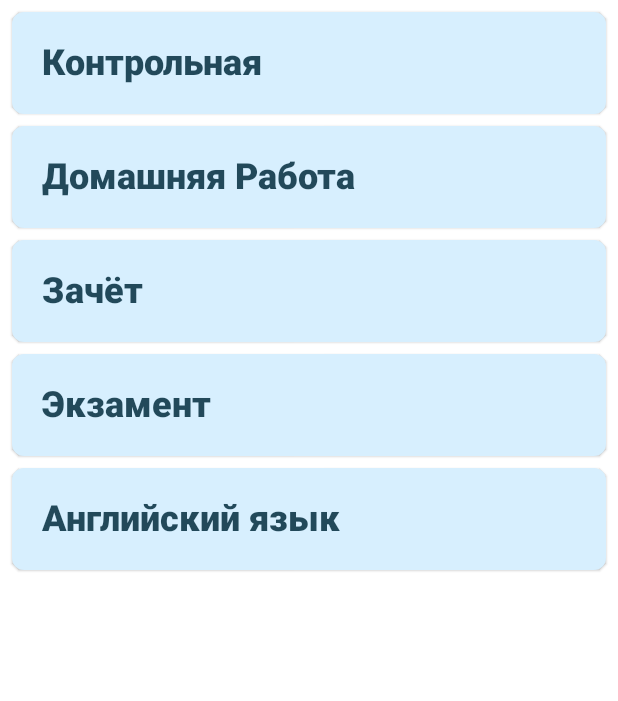
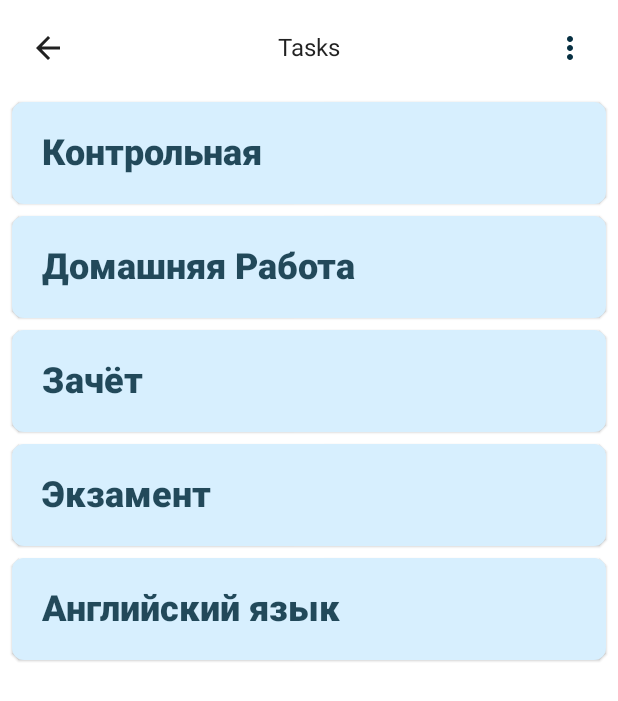
Before and after one commit to cryoggen/Student-Control, an Android app built with Jetpack Compose: the screen it shows after launch (MainActivity), after a tap on "Русский язык", on a phone screen of 412 x 824 dp. Shown: the top 701 px of the screen. Run offline under Robolectric (Android 15) with nearby library versions, the light colour scheme and no system bars.

Commit message:
Add navbar

```diff
--- a/app/src/main/java/com/example/studentcontrol/ui/edit/NewPracticeEditField.kt
+++ b/app/src/main/java/com/example/studentcontrol/ui/edit/NewPracticeEditField.kt
@@ -20,12 +20,12 @@ enum class EditFieldStatus {
 fun NewPracticeEditField(
     value: String,
     onValueChange: (String) -> Unit,
-    onDeleteEditField: () -> Unit ={},
+    onDeleteEditField: () -> Unit = {},
     keyboardOptions: KeyboardOptions,
-    modifier: Modifier = Modifier,
     placeholder: Int,
     editFieldStatus: EditFieldStatus,
 ) {
+
     Row(
         modifier = Modifier
             .padding(4.dp)
--- /dev/null
+++ b/app/src/main/java/com/example/studentcontrol/ui/navbar/IcoLeftNavbar.kt
@@ -0,0 +1,37 @@
+package com.example.studentcontrol.ui.navbar
+
+import androidx.compose.foundation.layout.Box
+import androidx.compose.foundation.layout.padding
+import androidx.compose.material.Icon
+import androidx.compose.material.IconButton
+import androidx.compose.material.icons.Icons
+import androidx.compose.material.icons.filled.ArrowBack
+import androidx.compose.material.icons.filled.House
+import androidx.compose.runtime.Composable
+import androidx.compose.ui.Modifier
+import androidx.compose.ui.graphics.vector.ImageVector
+import androidx.compose.ui.res.stringResource
+import androidx.compose.ui.unit.dp
+import com.example.studentcontrol.R
+
+@Composable
+fun IcoLeftNavbar(icoLeftOnClick: () -> Unit, iconLeft: ImageVector) {
+    Box(
+        modifier = Modifier
+            .padding(0.dp)
+    ) {
+        if (iconLeft != Icons.Filled.House) {
+            IconButton(onClick = icoLeftOnClick) {
+                Icon(
+                    iconLeft,
+                    contentDescription = stringResource(id = R.string.nav_bar_arrow_back_description)
+                )
+            }
+        } else {
+            IconButton(onClick = { }, enabled = false) {
+
+            }
+        }
+
+    }
+}
--- /dev/null
+++ b/app/src/main/java/com/example/studentcontrol/ui/navbar/IcoRightNavbar.kt
@@ -0,0 +1,31 @@
+package com.example.studentcontrol.ui.navbar
+
+import androidx.compose.foundation.layout.Box
+import androidx.compose.foundation.layout.padding
+import androidx.compose.material.Icon
+import androidx.compose.material.IconButton
+import androidx.compose.material.MaterialTheme
+import androidx.compose.runtime.Composable
+import androidx.compose.ui.Modifier
+import androidx.compose.ui.graphics.Color
+import androidx.compose.ui.graphics.painter.Painter
+import androidx.compose.ui.graphics.vector.ImageVector
+import androidx.compose.ui.res.stringResource
+import androidx.compose.ui.unit.dp
+import com.example.studentcontrol.R
+
+@Composable
+fun IcoRightNavbar(icoRightOnClick: () -> Unit, iconRight: ImageVector, tintIconRight: Color) {
+    Box(
+        modifier = Modifier
+            .padding(0.dp)
+    ) {
+        IconButton(onClick = icoRightOnClick) {
+            Icon(
+                iconRight,
+                tint = tintIconRight,
+                contentDescription = stringResource(id = R.string.nav_bar_menu_description)
+            )
+        }
+    }
+}
--- /dev/null
+++ b/app/src/main/java/com/example/studentcontrol/ui/navbar/Navbar.kt
@@ -0,0 +1,43 @@
+package com.example.studentcontrol.ui.navbar
+
+import androidx.compose.foundation.layout.*
+import androidx.compose.material.MaterialTheme
+import androidx.compose.runtime.*
+import androidx.compose.ui.Alignment
+import androidx.compose.ui.Modifier
+import androidx.compose.ui.graphics.Color
+import androidx.compose.ui.graphics.vector.ImageVector
+import androidx.compose.ui.unit.dp
+
+
+@Composable
+fun Navbar(
+    icoLeftOnClick: () -> Unit,
+    iconLeft: ImageVector,
+    text: String,
+    icoRightOnClick: () -> Unit,
+    iconRight: ImageVector,
+    tintIconRight: Color = MaterialTheme.colors.onPrimary
+) {
+    Row(
+        modifier = Modifier.padding(8.dp)
+    ) {
+        IcoLeftNavbar(icoLeftOnClick = icoLeftOnClick, iconLeft = iconLeft)
+        Column(
+            modifier = Modifier
+                .weight(1f)
+                .align(Alignment.CenterVertically),
+            verticalArrangement = Arrangement.Center,
+            horizontalAlignment = Alignment.CenterHorizontally
+        ) {
+            TextCenterNavbar(text = text)
+        }
+        IcoRightNavbar(
+            icoRightOnClick = icoRightOnClick,
+            iconRight = iconRight,
+            tintIconRight = tintIconRight
+        )
+
+    }
+
+}
--- /dev/null
+++ b/app/src/main/java/com/example/studentcontrol/ui/navbar/TextCenterNavbar.kt
@@ -0,0 +1,20 @@
+package com.example.studentcontrol.ui.navbar
+
+import androidx.compose.foundation.layout.Box
+import androidx.compose.foundation.layout.padding
+import androidx.compose.material.Text
+import androidx.compose.runtime.Composable
+import androidx.compose.ui.Modifier
+import androidx.compose.ui.unit.dp
+
+
+
+@Composable
+fun TextCenterNavbar(text: String) {
+    Box(
+        modifier = Modifier
+            .padding(4.dp)
+    ) {
+        Text(text = text )
+    }
+}
--- a/app/src/main/java/com/example/studentcontrol/ui/navhost/NavHost.kt
+++ b/app/src/main/java/com/example/studentcontrol/ui/navhost/NavHost.kt
@@ -1,25 +1,54 @@
 package com.example.studentcontrol.ui.navhost
 
+import androidx.compose.foundation.layout.Column
+import androidx.compose.foundation.layout.Spacer
+import androidx.compose.foundation.layout.height
+import androidx.compose.foundation.layout.padding
+import androidx.compose.material.MaterialTheme
+import androidx.compose.material.icons.Icons
+import androidx.compose.material.icons.filled.*
 import androidx.compose.runtime.*
 import androidx.compose.ui.Modifier
+import androidx.compose.ui.res.stringResource
+import androidx.compose.ui.tooling.preview.Preview
+import androidx.compose.ui.unit.dp
 import androidx.navigation.compose.composable
 import androidx.navigation.compose.rememberNavController
 import com.example.studentcontrol.NewPracticeScreen
 import com.example.studentcontrol.StartScreen
+import com.example.studentcontrol.ui.navbar.Navbar
+import com.example.studentcontrol.R
+import com.example.studentcontrol.ui.theme.StudentControlTheme
 
-enum class AppStatus {
-    PRACTICES, TASKS, STUDENTS, NEW_PRACTICE
+enum class ListStatus {
+    PRACTICES, TASKS, STUDENTS
 }
 
 val testListPractices =
-    listOf("Русский язык", "Алгебра", "Природоведенье", "Литература", "Английский язык")
+    listOf(
+        "Русский язык",
+        "Алгебра",
+        "Природоведенье",
+        "Литература",
+        "Английский язык",
+        "Русский язык",
+        "Алгебра",
+        "Природоведенье",
+        "Литература",
+        "Английский язык",
+        "Русский язык",
+        "Алгебра",
+        "Природоведенье",
+        "Литература",
+        "Английский язык"
+    )
 val testListTasks =
     listOf("Контрольная", "Домашняя Работа", "Зачёт", "Экзамент", "Английский язык")
 val testListStudents =
     listOf("Иванов", "Петров", "Сидоров", "Круглов", "Светлов")
 
 @Composable
-fun NavHost( modifier: Modifier = Modifier) {
+fun NavHost(modifier: Modifier = Modifier) {
     val navController = rememberNavController()
     androidx.navigation.compose.NavHost(
         navController = navController,
@@ -27,34 +56,106 @@ fun NavHost( modifier: Modifier = Modifier) {
         modifier = modifier
     ) {
         composable("list_practices") {
+            Column(modifier = Modifier.padding(0.dp)) {
+                Navbar(icoLeftOnClick = {},
+                    iconLeft = Icons.Filled.House,
+                    text = stringResource(id = R.string.navbar_practices_text),
+                    iconRight = Icons.Filled.Person
+                    ,
+                    icoRightOnClick = {})
                 StartScreen(
                     listItems = testListPractices,
                     onClickItemList = { navController.navigate("list_tasks") },
                     onClickFloatingButton = { navController.navigate("new_item_screen") },
-                appStatus = AppStatus.PRACTICES
+                    appStatus = ListStatus.PRACTICES
                 )
+                Spacer(Modifier.height(64.dp))
+            }
+        }
 
-        }
         composable("list_tasks") {
+            Column() {
+                Navbar(icoLeftOnClick = { navController.navigate("list_practices") },
+                    iconLeft = Icons.Filled.ArrowBack,
+                    text = stringResource(id = R.string.navbar_tasks_text),
+                    iconRight = Icons.Filled.MoreVert,
+                    icoRightOnClick = {})
                 StartScreen(
                     listItems = testListTasks,
                     onClickItemList = {
                         navController.navigate("list_students")
                     },
-                appStatus = AppStatus.TASKS
+                    appStatus = ListStatus.TASKS
                 )
             }
+        }
         composable("list_students") {
+            Column() {
+                Navbar(icoLeftOnClick = { navController.navigate("list_tasks") },
+                    iconLeft = Icons.Filled.ArrowBack,
+                    text = stringResource(id = R.string.navbar_students_text),
+                    iconRight = Icons.Filled.MoreVert,
+                    icoRightOnClick = {})
                 StartScreen(
                     listItems = testListStudents,
                     onClickItemList = {
 
-                }, appStatus = AppStatus.STUDENTS
+                    }, appStatus = ListStatus.STUDENTS
                 )
             }
-
+        }
         composable("new_item_screen") {
+            Column() {
+                Navbar(
+                    icoLeftOnClick = { navController.navigate("list_practices") },
+                    iconLeft = Icons.Filled.ArrowBack,
+                    text = stringResource(id = R.string.new_practice),
+                    iconRight = Icons.Filled.Check,
+                    icoRightOnClick = {},
+                    tintIconRight = MaterialTheme.colors.secondary
+                )
                 NewPracticeScreen()
             }
         }
     }
+}
+
+@Preview(showBackground = true, widthDp = 320)
+@Composable
+fun StartScreenPreview() {
+    StudentControlTheme {
+        Column() {
+            Navbar(
+                icoLeftOnClick = {},
+                iconLeft = Icons.Filled.ArrowBack,
+                text = stringResource(id = R.string.new_practice),
+                iconRight = Icons.Filled.MoreVert,
+                icoRightOnClick = {},
+                tintIconRight = MaterialTheme.colors.secondary
+            )
+            StartScreen(
+                listItems = testListPractices,
+                onClickItemList = { },
+                onClickFloatingButton = { },
+                appStatus = ListStatus.PRACTICES
+            )
+
+        }
+    }
+}
+
+@Preview(showBackground = true, widthDp = 320)
+@Composable
+fun NewPracticeScreenPreview() {
+    Column() {
+        Navbar(
+            icoLeftOnClick = {  },
+            iconLeft = Icons.Filled.ArrowBack,
+            text = stringResource(id = R.string.new_practice),
+            iconRight = Icons.Filled.Check,
+            icoRightOnClick = {},
+            tintIconRight = MaterialTheme.colors.secondary
+        )
+        NewPracticeScreen()
+    }
+}
--- a/app/src/main/java/com/example/studentcontrol/ui/start/ItemListStudentControl.kt
+++ b/app/src/main/java/com/example/studentcontrol/ui/start/ItemListStudentControl.kt
@@ -13,10 +13,10 @@ import androidx.compose.ui.Modifier
 import androidx.compose.ui.res.stringResource
 import androidx.compose.ui.text.font.FontWeight
 import androidx.compose.ui.unit.dp
-import com.example.studentcontrol.ui.navhost.AppStatus
+import com.example.studentcontrol.ui.navhost.ListStatus
 
 @Composable
-fun ItemListStudentControl(practice: String, onClick: () -> Unit = {}, listStatus: AppStatus) {
+fun ItemListStudentControl(practice: String, onClick: () -> Unit = {}, listStatus: ListStatus) {
     Card(
         backgroundColor = MaterialTheme.colors.primary,
         modifier = Modifier
@@ -28,7 +28,7 @@ fun ItemListStudentControl(practice: String, onClick: () -> Unit = {}, listStatu
 }
 
 @Composable
-fun listText(practice: String, appStatus: AppStatus) {
+fun listText(practice: String, appStatus: ListStatus) {
     var checked by remember { mutableStateOf(false) }
     Row(
         modifier = Modifier
@@ -36,7 +36,7 @@ fun listText(practice: String, appStatus: AppStatus) {
             .padding(16.dp)
 
     ) {
-        if (appStatus == AppStatus.STUDENTS) {
+        if (appStatus == ListStatus.STUDENTS) {
             Checkbox(
                 checked = checked, onCheckedChange = { checked = !checked }, enabled = true,
                 colors = CheckboxDefaults.colors(checkedColor = MaterialTheme.colors.onSurface, checkmarkColor = MaterialTheme.colors.surface)
@@ -55,7 +55,7 @@ fun listText(practice: String, appStatus: AppStatus) {
             )
 
         }
-        if (appStatus == AppStatus.STUDENTS) {
+        if (appStatus == ListStatus.STUDENTS) {
             IconButton(onClick = { }) {
                 Icon(
                     Icons.Filled.Close,
--- a/app/src/main/java/com/example/studentcontrol/ui/start/ListItems.kt
+++ b/app/src/main/java/com/example/studentcontrol/ui/start/ListItems.kt
@@ -1,12 +1,14 @@
 package com.example.studentcontrol
 
+import androidx.compose.foundation.layout.Spacer
+import androidx.compose.foundation.layout.height
 import androidx.compose.foundation.layout.padding
 import androidx.compose.foundation.lazy.LazyColumn
 import androidx.compose.foundation.lazy.items
 import androidx.compose.runtime.Composable
 import androidx.compose.ui.Modifier
 import androidx.compose.ui.unit.dp
-import com.example.studentcontrol.ui.navhost.AppStatus
+import com.example.studentcontrol.ui.navhost.ListStatus
 import com.example.studentcontrol.ui.navhost.testListPractices
 
 
@@ -14,11 +16,12 @@ import com.example.studentcontrol.ui.navhost.testListPractices
 fun ListItems(
     practices: List<String> = testListPractices,
     onClick: () -> Unit,
-    listStatus: AppStatus
+    listStatus: ListStatus
 ) {
-    LazyColumn(modifier = Modifier.padding(vertical = 4.dp)) {
+    LazyColumn(modifier = Modifier.padding(vertical = 0.dp)) {
         items(items = practices) { practice ->
             ItemListStudentControl(practice = practice, onClick = onClick, listStatus = listStatus)
         }
     }
+
 }
--- a/app/src/main/java/com/example/studentcontrol/ui/start/StartScreen.kt
+++ b/app/src/main/java/com/example/studentcontrol/ui/start/StartScreen.kt
@@ -1,8 +1,6 @@
 package com.example.studentcontrol
 
-import androidx.compose.foundation.layout.Box
-import androidx.compose.foundation.layout.fillMaxSize
-import androidx.compose.foundation.layout.padding
+import androidx.compose.foundation.layout.*
 import androidx.compose.material.FloatingActionButton
 import androidx.compose.material.Icon
 import androidx.compose.material.MaterialTheme
@@ -13,7 +11,7 @@ import androidx.compose.ui.Alignment
 import androidx.compose.ui.Modifier
 import androidx.compose.ui.res.stringResource
 import androidx.compose.ui.unit.dp
-import com.example.studentcontrol.ui.navhost.AppStatus
+import com.example.studentcontrol.ui.navhost.ListStatus
 import com.example.studentcontrol.ui.navhost.testListPractices
 
 
@@ -21,23 +19,32 @@ import com.example.studentcontrol.ui.navhost.testListPractices
 fun StartScreen(
     listItems: List<String> = testListPractices,
     onClickItemList: () -> Unit,
-    onClickFloatingButton: () -> Unit ={},
-    appStatus: AppStatus
+    onClickFloatingButton: () -> Unit = {},
+    appStatus: ListStatus
 ) {
-    Box(modifier = Modifier.fillMaxSize()) {
+    Box(
+        modifier = Modifier
+            .fillMaxSize()
+            .padding(0.dp)
+    ) {
+        Box() {
             ListItems(
                 practices = listItems,
                 onClick = onClickItemList, listStatus = appStatus,
 
                 )
         }
-    if (appStatus == AppStatus.PRACTICES) {
+
+        if (appStatus == ListStatus.PRACTICES) {
             Box(
                 contentAlignment = Alignment.BottomEnd, modifier = Modifier
                     .padding(vertical = 16.dp, horizontal = 16.dp)
                     .fillMaxSize()
             ) {
-            FloatingActionButton(onClick = onClickFloatingButton, backgroundColor = MaterialTheme.colors.surface) {
+                FloatingActionButton(
+                    onClick = onClickFloatingButton,
+                    backgroundColor = MaterialTheme.colors.surface
+                ) {
                     Icon(
                         Icons.Filled.Add,
                         contentDescription = stringResource(id = R.string.button_add_new_practice_description)
@@ -45,6 +52,7 @@ fun StartScreen(
                 }
             }
         }
+    }
 
 
 }
--- a/app/src/main/res/values/strings.xml
+++ b/app/src/main/res/values/strings.xml
@@ -10,9 +10,19 @@
     <string name="new_student_name_value">student</string>
     <string name="new_task_name_text_button">+ TASK</string>
     <string name="new_student_text_button">+ STUDENT</string>
+    <string name="new_practice">New practice</string>
+
+    //List practices
+    <string name="navbar_practices_text">All practices</string>
+    //List tasks
+    <string name="navbar_tasks_text">Tasks</string>
+    //List students
+    <string name="navbar_students_text">Students</string>
 
 
     //Descriptions
     <string name="button_close_description">Close</string>
     <string name="button_add_new_practice_description">Add new practice</string>
+    <string name="nav_bar_menu_description">Menu</string>
+    <string name="nav_bar_arrow_back_description">Arrow back</string>
 </resources>
```
Also changed, not shown: app/src/main/java/com/example/studentcontrol/ui/edit/NewPracticeScreen.kt (+7 -16 lines), app/src/main/java/com/example/studentcontrol/ui/edit/NewPracticeScreenButton.kt (+20 -10 lines). Lines whose indentation alone changed are shown as unchanged.
